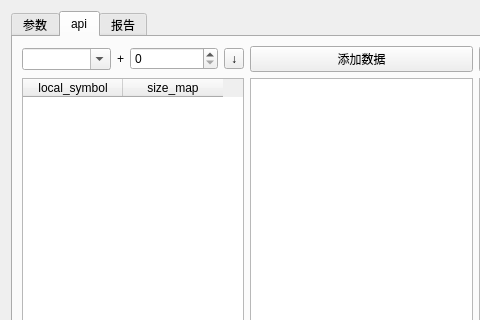
This is app/ui/backtrack.ui in ctpbee/ctpbee_desktop as Qt 5 draws it before an edit; both pictures show x 0 to 480 and y 0 to 320 of the 723 by 492 pixel window. The edited form follows.
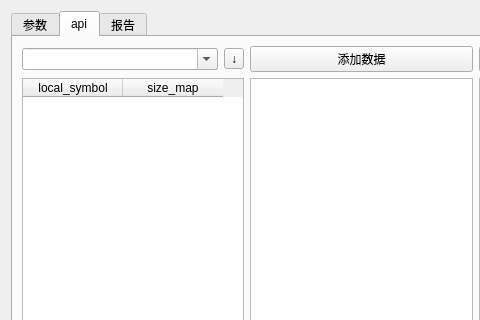
This is the edited form. The open tabs and pages were chosen to show the change.

What changed in the file:
```diff
--- a/app/ui/backtrack.ui
+++ b/app/ui/backtrack.ui
@@ -210,7 +210,7 @@
         </widget>
        </item>
        <item row="0" column="0">
-        <layout class="QHBoxLayout" name="horizontalLayout" stretch="1,0,1,0">
+        <layout class="QHBoxLayout" name="horizontalLayout" stretch="1,0">
          <item>
           <widget class="QComboBox" name="local_symbol_box">
            <property name="editable">
@@ -218,16 +218,6 @@
            </property>
           </widget>
          </item>
-         <item>
-          <widget class="QLabel" name="label">
-           <property name="text">
-            <string>+</string>
-           </property>
-          </widget>
-         </item>
-         <item>
-          <widget class="QSpinBox" name="size_map"/>
-         </item>
          <item>
           <widget class="QToolButton" name="add_sm_btn">
            <property name="text">
```
Left out of the diff: 6 changed lines with no effect on the pictures.
